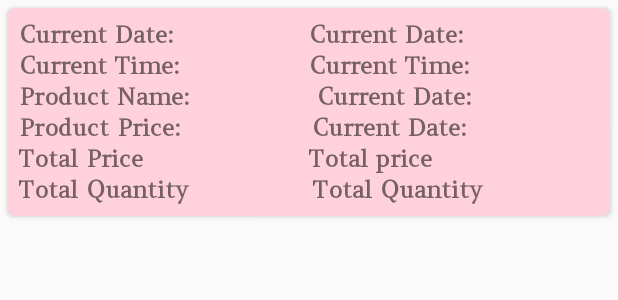
After one commit to YYEg/EKawaiiShop, an Android app: the layout my_cart_item.xml on its own in the app's theme, with its tools: preview values and no code run, on a phone screen of 412 x 824 dp. The commit adds this screen. Shown: the top 300 px of the screen. Run offline under Robolectric (Android 15) with nearby library versions, the phone set to English and light mode, and no system bars.

Commit message:
products are showing at the cart

```diff
--- a/app/src/main/java/com/yy/ekawaiishop/activity/ShowAllActivity.java
+++ b/app/src/main/java/com/yy/ekawaiishop/activity/ShowAllActivity.java
@@ -83,10 +83,12 @@ public class ShowAllActivity extends AppCompatActivity {
                     .addOnCompleteListener(new OnCompleteListener<QuerySnapshot>() {
                         @Override
                         public void onComplete(@NonNull Task<QuerySnapshot> task) {
+                            if (task.isSuccessful()){
                                 for (DocumentSnapshot doc :task.getResult().getDocuments()){
                                     ShowAllModel showAllModel = doc.toObject(ShowAllModel.class);
                                     showAllModelList.add(showAllModel);
                                     showAllAdapter.notifyDataSetChanged();
+                                }
                             }
                         }
                     });
@@ -97,10 +99,12 @@ public class ShowAllActivity extends AppCompatActivity {
                     .addOnCompleteListener(new OnCompleteListener<QuerySnapshot>() {
                         @Override
                         public void onComplete(@NonNull Task<QuerySnapshot> task) {
+                            if (task.isSuccessful()){
                                 for (DocumentSnapshot doc :task.getResult().getDocuments()){
                                     ShowAllModel showAllModel = doc.toObject(ShowAllModel.class);
                                     showAllModelList.add(showAllModel);
                                     showAllAdapter.notifyDataSetChanged();
+                                }
                             }
                         }
                     });
@@ -111,12 +115,14 @@ public class ShowAllActivity extends AppCompatActivity {
                     .addOnCompleteListener(new OnCompleteListener<QuerySnapshot>() {
                         @Override
                         public void onComplete(@NonNull Task<QuerySnapshot> task) {
+                            if (task.isSuccessful()){
                                 for (DocumentSnapshot doc :task.getResult().getDocuments()){
                                     ShowAllModel showAllModel = doc.toObject(ShowAllModel.class);
                                     showAllModelList.add(showAllModel);
                                     showAllAdapter.notifyDataSetChanged();
                                 }
                             }
+                        }
                     });
         }
     }
--- a/app/src/main/res/layout/activity_show_all.xml
+++ b/app/src/main/res/layout/activity_show_all.xml
@@ -15,7 +15,7 @@
         app:layout_constraintTop_toTopOf="parent"
         android:background="@color/pink"
         android:minHeight="?attr/actionBarSize"
-        app:title="My Cart"
+        app:title="All products"
         android:theme="?attr/actionBarTheme"/>
 
     <androidx.recyclerview.widget.RecyclerView
--- /dev/null
+++ b/app/src/main/res/layout/my_cart_item.xml
@@ -0,0 +1,180 @@
+<?xml version="1.0" encoding="utf-8"?>
+<androidx.cardview.widget.CardView xmlns:android="http://schemas.android.com/apk/res/android"
+    xmlns:app="http://schemas.android.com/apk/res-auto"
+    android:layout_width="match_parent"
+    android:layout_height="wrap_content"
+    app:cardCornerRadius="5dp"
+    android:elevation="4dp"
+    android:layout_margin="5dp">
+
+    <LinearLayout
+        android:padding="7dp"
+        android:background="@color/pastelPink"
+        android:layout_width="match_parent"
+        android:layout_height="wrap_content"
+        android:orientation="vertical">
+
+        <LinearLayout
+            android:layout_width="match_parent"
+            android:layout_height="match_parent"
+            android:orientation="horizontal"
+            android:weightSum="2">
+
+            <TextView
+                android:layout_width="wrap_content"
+                android:layout_height="wrap_content"
+                android:layout_weight="1"
+                android:fontFamily="@font/amethysta"
+                android:text="Current Date: "
+                android:textSize="16sp"
+                android:textStyle="bold" />
+
+            <TextView
+                android:id="@+id/current_date"
+                android:layout_width="wrap_content"
+                android:layout_height="wrap_content"
+                android:layout_weight="1"
+                android:fontFamily="@font/amethysta"
+                android:text="Current Date: "
+                android:textSize="16sp"
+                android:textStyle="bold" />
+
+        </LinearLayout>
+
+        <LinearLayout
+            android:layout_width="match_parent"
+            android:layout_height="match_parent"
+            android:orientation="horizontal"
+            android:weightSum="2">
+
+            <TextView
+                android:layout_width="wrap_content"
+                android:layout_height="wrap_content"
+                android:layout_weight="1"
+                android:fontFamily="@font/amethysta"
+                android:text="Current Time: "
+                android:textSize="16sp"
+                android:textStyle="bold" />
+
+            <TextView
+                android:id="@+id/current_time"
+                android:layout_width="wrap_content"
+                android:layout_height="wrap_content"
+                android:layout_weight="1"
+                android:fontFamily="@font/amethysta"
+                android:text="Current Time: "
+                android:textSize="16sp"
+                android:textStyle="bold" />
+
+        </LinearLayout>
+
+        <LinearLayout
+            android:layout_width="match_parent"
+            android:layout_height="match_parent"
+            android:orientation="horizontal"
+            android:weightSum="2">
+
+            <TextView
+                android:layout_width="wrap_content"
+                android:layout_height="wrap_content"
+                android:layout_weight="1"
+                android:fontFamily="@font/amethysta"
+                android:text="Product Name: "
+                android:textSize="16sp"
+                android:textStyle="bold" />
+
+            <TextView
+                android:id="@+id/product_name"
+                android:layout_width="wrap_content"
+                android:layout_height="wrap_content"
+                android:layout_weight="1"
+                android:fontFamily="@font/amethysta"
+                android:text="Current Date: "
+                android:textSize="16sp"
+                android:textStyle="bold" />
+
+        </LinearLayout>
+
+        <LinearLayout
+            android:layout_width="match_parent"
+            android:layout_height="match_parent"
+            android:orientation="horizontal"
+            android:weightSum="2">
+
+            <TextView
+                android:layout_width="wrap_content"
+                android:layout_height="wrap_content"
+                android:layout_weight="1"
+                android:fontFamily="@font/amethysta"
+                android:text="Product Price: "
+                android:textSize="16sp"
+                android:textStyle="bold" />
+
+            <TextView
+                android:id="@+id/product_price"
+                android:layout_width="wrap_content"
+                android:layout_height="wrap_content"
+                android:layout_weight="1"
+                android:fontFamily="@font/amethysta"
+                android:text="Current Date: "
+                android:textSize="16sp"
+                android:textStyle="bold" />
+
+        </LinearLayout>
+
+        <LinearLayout
+            android:layout_width="match_parent"
+            android:layout_height="match_parent"
+            android:orientation="horizontal"
+            android:weightSum="2">
+
+            <TextView
+                android:layout_width="wrap_content"
+                android:layout_height="wrap_content"
+                android:layout_weight="1"
+                android:fontFamily="@font/amethysta"
+                android:text="Total Price "
+                android:textSize="16sp"
+                android:textStyle="bold" />
+
+            <TextView
+                android:id="@+id/total_price"
+                android:layout_width="wrap_content"
+                android:layout_height="wrap_content"
+                android:layout_weight="1"
+                android:fontFamily="@font/amethysta"
+                android:text="Total price "
+                android:textSize="16sp"
+                android:textStyle="bold" />
+
+        </LinearLayout>
+
+        <LinearLayout
+            android:layout_width="match_parent"
+            android:layout_height="match_parent"
+            android:orientation="horizontal"
+            android:weightSum="2">
+
+            <TextView
+                android:layout_width="wrap_content"
+                android:layout_height="wrap_content"
+                android:layout_weight="1"
+                android:fontFamily="@font/amethysta"
+                android:text="Total Quantity "
+                android:textSize="16sp"
+                android:textStyle="bold" />
+
+            <TextView
+                android:id="@+id/total_quantity"
+                android:layout_width="wrap_content"
+                android:layout_height="wrap_content"
+                android:layout_weight="1"
+                android:fontFamily="@font/amethysta"
+                android:text="Total Quantity"
+                android:textSize="16sp"
+                android:textStyle="bold" />
+
+        </LinearLayout>
+
+    </LinearLayout>
+</androidx.cardview.widget.CardView>
--- a/app/src/main/res/values/colors.xml
+++ b/app/src/main/res/values/colors.xml
@@ -10,4 +10,5 @@
     <color name="pink">#FF7474</color>
     <color name="brighPink">#FD4343</color>
     <color name="tiffany">#81D8D0</color>
+    <color name="pastelPink">#FFD1DC</color>
 </resources>
```
Also changed, not shown: app/src/main/java/com/yy/ekawaiishop/activity/CartActivity.java (+51 -0 lines), app/src/main/java/com/yy/ekawaiishop/adapters/MyCartAdapter.java (added, +62 -0 lines), app/src/main/java/com/yy/ekawaiishop/models/MyCartModel.java (added, +71 -0 lines), app/src/main/res/layout/activity_cart.xml (+58 -0 lines). Lines whose indentation alone changed are shown as unchanged.
